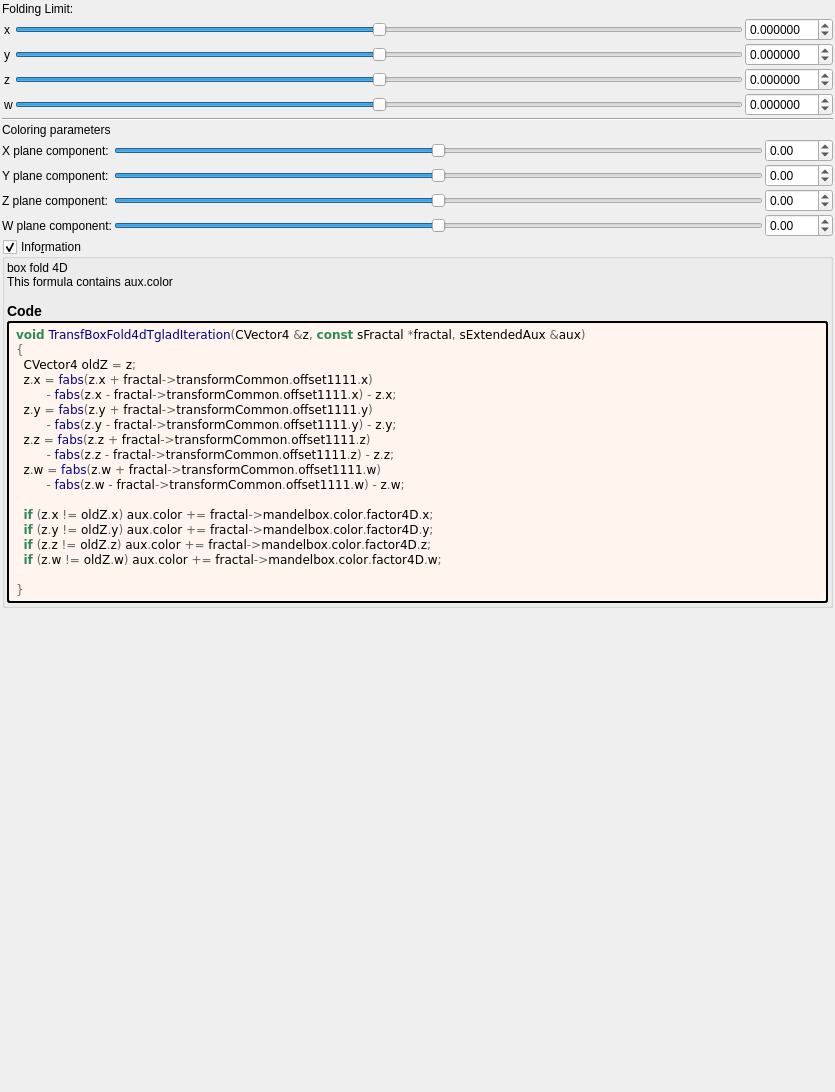
This is mandelbulber2/formula/ui/fractal_transf_box_fold4d_tglad.ui in buddhi1980/mandelbulber2 as Qt 5 draws it before an edit. The edited form follows.
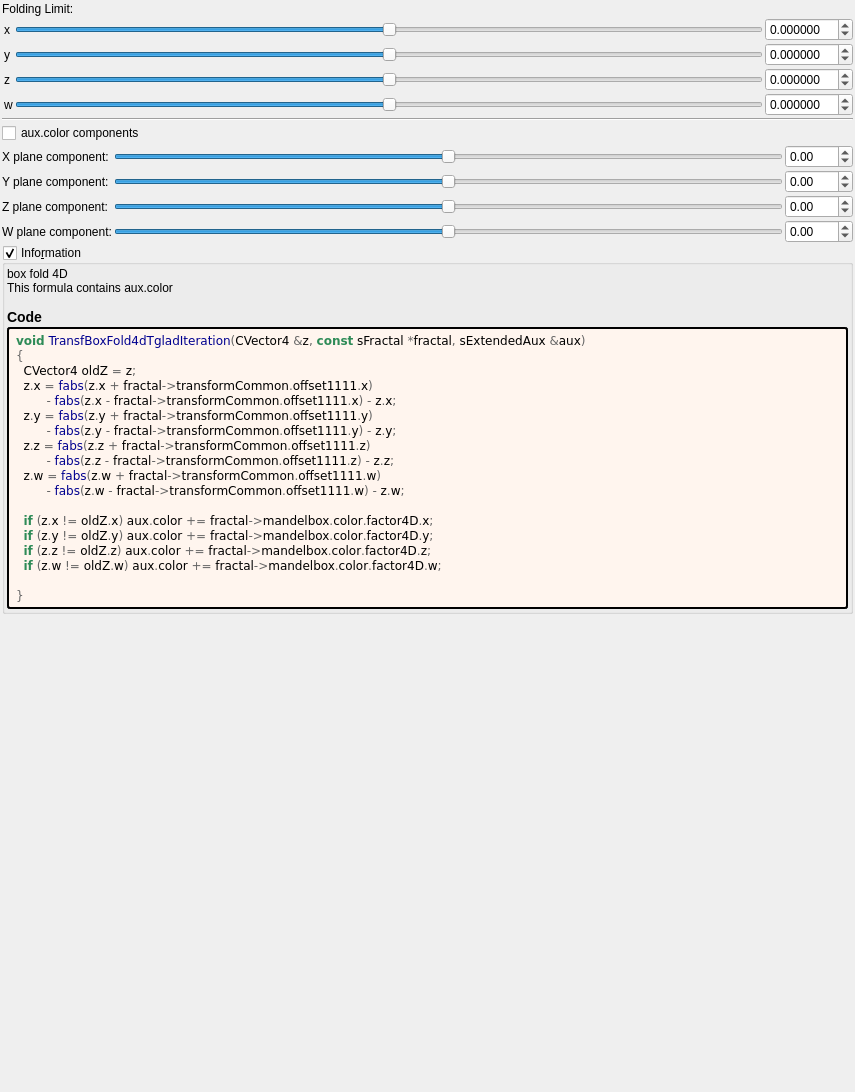
This is the edited form. Custom widgets are drawn as their Qt base class.

Commit message: more general color updates

```diff
--- a/mandelbulber2/formula/ui/fractal_transf_box_fold4d_tglad.ui
+++ b/mandelbulber2/formula/ui/fractal_transf_box_fold4d_tglad.ui
@@ -6,7 +6,7 @@
    <rect>
     <x>0</x>
     <y>0</y>
-    <width>835</width>
+    <width>855</width>
     <height>1092</height>
    </rect>
   </property>
@@ -290,7 +290,7 @@
      <property name="spacing">
       <number>2</number>
      </property>
-     <item row="3" column="2">
+     <item row="4" column="2">
       <widget class="MyDoubleSpinBox" name="spinbox4_mandelbox_color_4D_z">
        <property name="sizePolicy">
         <sizepolicy hsizetype="Minimum" vsizetype="Maximum">
@@ -318,29 +318,29 @@
        </property>
       </widget>
      </item>
-     <item row="1" column="1">
-      <widget class="QSlider" name="slider4_mandelbox_color_4D_x">
-       <property name="sizePolicy">
-        <sizepolicy hsizetype="Expanding" vsizetype="Maximum">
-         <horstretch>0</horstretch>
-         <verstretch>0</verstretch>
-        </sizepolicy>
-       </property>
-       <property name="minimum">
-        <number>-500</number>
-       </property>
-       <property name="maximum">
-        <number>500</number>
-       </property>
-       <property name="singleStep">
-        <number>1</number>
-       </property>
-       <property name="orientation">
-        <enum>Qt::Horizontal</enum>
-       </property>
-      </widget>
-     </item>
      <item row="2" column="1">
+      <widget class="QSlider" name="slider4_mandelbox_color_4D_x">
+       <property name="sizePolicy">
+        <sizepolicy hsizetype="Expanding" vsizetype="Maximum">
+         <horstretch>0</horstretch>
+         <verstretch>0</verstretch>
+        </sizepolicy>
+       </property>
+       <property name="minimum">
+        <number>-500</number>
+       </property>
+       <property name="maximum">
+        <number>500</number>
+       </property>
+       <property name="singleStep">
+        <number>1</number>
+       </property>
+       <property name="orientation">
+        <enum>Qt::Horizontal</enum>
+       </property>
+      </widget>
+     </item>
+     <item row="3" column="1">
       <widget class="QSlider" name="slider4_mandelbox_color_4D_y">
        <property name="sizePolicy">
         <sizepolicy hsizetype="Expanding" vsizetype="Maximum">
@@ -362,7 +362,7 @@
        </property>
       </widget>
      </item>
-     <item row="4" column="2">
+     <item row="5" column="2">
       <widget class="MyDoubleSpinBox" name="spinbox4_mandelbox_color_4D_w">
        <property name="sizePolicy">
         <sizepolicy hsizetype="Minimum" vsizetype="Maximum">
@@ -390,7 +390,7 @@
        </property>
       </widget>
      </item>
-     <item row="4" column="1">
+     <item row="5" column="1">
       <widget class="QSlider" name="slider4_mandelbox_color_4D_w">
        <property name="sizePolicy">
         <sizepolicy hsizetype="Expanding" vsizetype="Maximum">
@@ -412,14 +412,14 @@
        </property>
       </widget>
      </item>
-     <item row="4" column="0">
+     <item row="5" column="0">
       <widget class="QLabel" name="label_30">
        <property name="text">
         <string>W plane component:</string>
        </property>
       </widget>
      </item>
-     <item row="3" column="1">
+     <item row="4" column="1">
       <widget class="QSlider" name="slider4_mandelbox_color_4D_z">
        <property name="sizePolicy">
         <sizepolicy hsizetype="Expanding" vsizetype="Maximum">
@@ -441,7 +441,7 @@
        </property>
       </widget>
      </item>
-     <item row="2" column="2">
+     <item row="3" column="2">
       <widget class="MyDoubleSpinBox" name="spinbox4_mandelbox_color_4D_y">
        <property name="sizePolicy">
         <sizepolicy hsizetype="Minimum" vsizetype="Maximum">
@@ -469,7 +469,7 @@
        </property>
       </widget>
      </item>
-     <item row="1" column="2">
+     <item row="2" column="2">
       <widget class="MyDoubleSpinBox" name="spinbox4_mandelbox_color_4D_x">
        <property name="sizePolicy">
         <sizepolicy hsizetype="Minimum" vsizetype="Maximum">
@@ -497,34 +497,34 @@
        </property>
       </widget>
      </item>
-     <item row="0" column="0" colspan="2">
-      <widget class="QLabel" name="label_31">
-       <property name="text">
-        <string>Coloring parameters</string>
-       </property>
-      </widget>
-     </item>
-     <item row="3" column="0">
+     <item row="4" column="0">
       <widget class="QLabel" name="label_27">
        <property name="text">
         <string>Z plane component:</string>
        </property>
       </widget>
      </item>
-     <item row="2" column="0">
+     <item row="3" column="0">
       <widget class="QLabel" name="label_26">
        <property name="text">
         <string>Y plane component:</string>
        </property>
       </widget>
      </item>
-     <item row="1" column="0">
+     <item row="2" column="0">
       <widget class="QLabel" name="label_25">
        <property name="text">
         <string>X plane component:</string>
        </property>
       </widget>
      </item>
+     <item row="1" column="0" colspan="2">
+      <widget class="QCheckBox" name="checkBox_fold_color_aux_color_enabled_false">
+       <property name="text">
+        <string notr="true">aux.color components</string>
+       </property>
+      </widget>
+     </item>
     </layout>
    </item>
    <item>
```
Left out of the diff: 8 changed lines with no effect on the pictures. Lines whose indentation alone changed are shown as unchanged. The commit also changes 5 other files.
